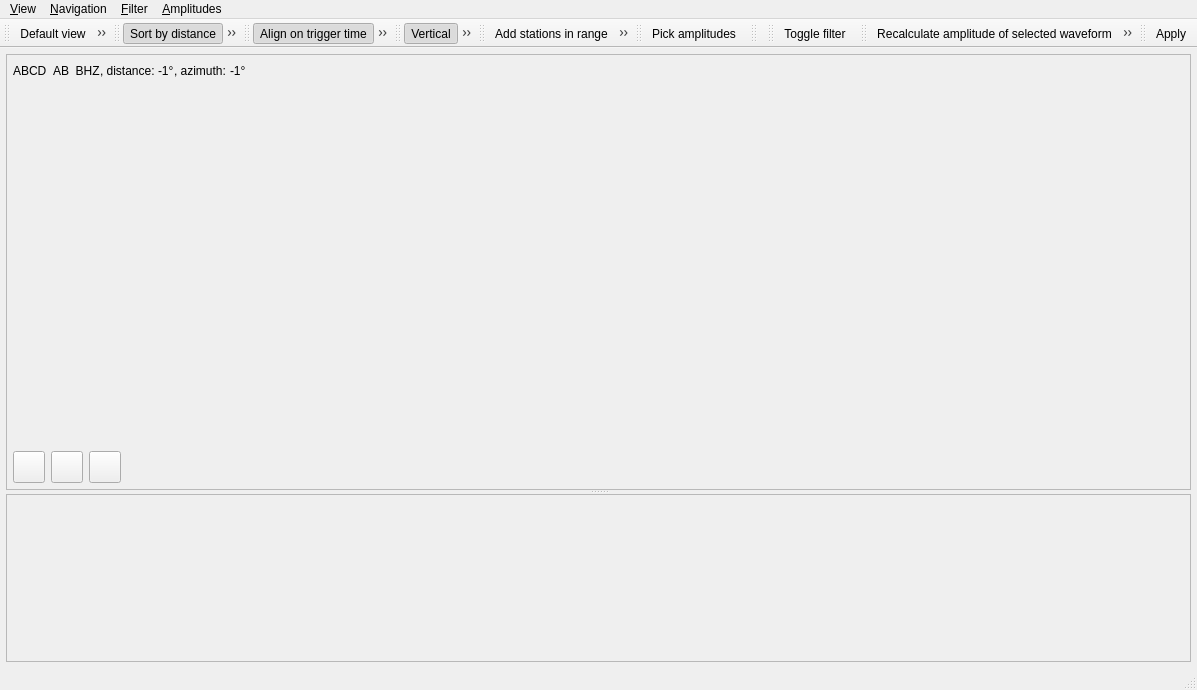
Above: libs/seiscomp/gui/datamodel/amplitudeview.ui from SeisComP/common before the change. Below: the same form after it.
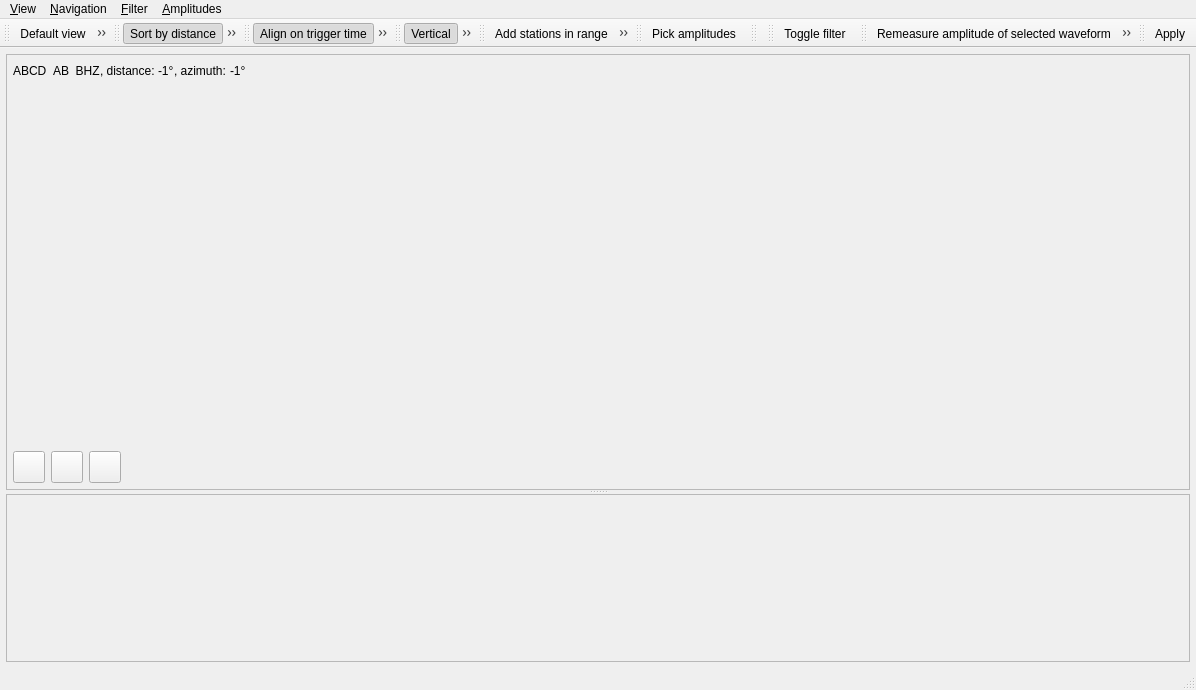
That is the form after the change. Icons and pictures are not drawn. Custom widgets are drawn as their Qt base class.

Commit message: [scolv amplitudes] Adjust tooltips of measure buttons

```diff
--- a/libs/seiscomp/gui/datamodel/amplitudeview.ui
+++ b/libs/seiscomp/gui/datamodel/amplitudeview.ui
@@ -1350,10 +1350,10 @@
     <iconset resource="icons.qrc" >:/icons/icons/ok.png</iconset>
    </property>
    <property name="text" >
-    <string>Recalculate all amplitudes</string>
+    <string>Remeasure all amplitudes</string>
    </property>
    <property name="iconText" >
-    <string>Recalculate all amplitudes</string>
+    <string>Remeasure all amplitudes</string>
    </property>
    <property name="toolTip" >
     <string>Recalculate all amplitudes</string>
@@ -1381,10 +1381,10 @@
     <iconset resource="icons.qrc" >:/icons/icons/ok_single.png</iconset>
    </property>
    <property name="text" >
-    <string>Recalculate amplitude of selected waveform</string>
+    <string>Remeasure amplitude of selected waveform</string>
    </property>
    <property name="iconText" >
-    <string>Recalculate amplitude of selected waveform</string>
+    <string>Remeasure amplitude of selected waveform</string>
    </property>
    <property name="toolTip" >
     <string>Recalculate amplitude of selected waveform</string>
```
Left out of the diff: 7 changed lines with no effect on the pictures.
